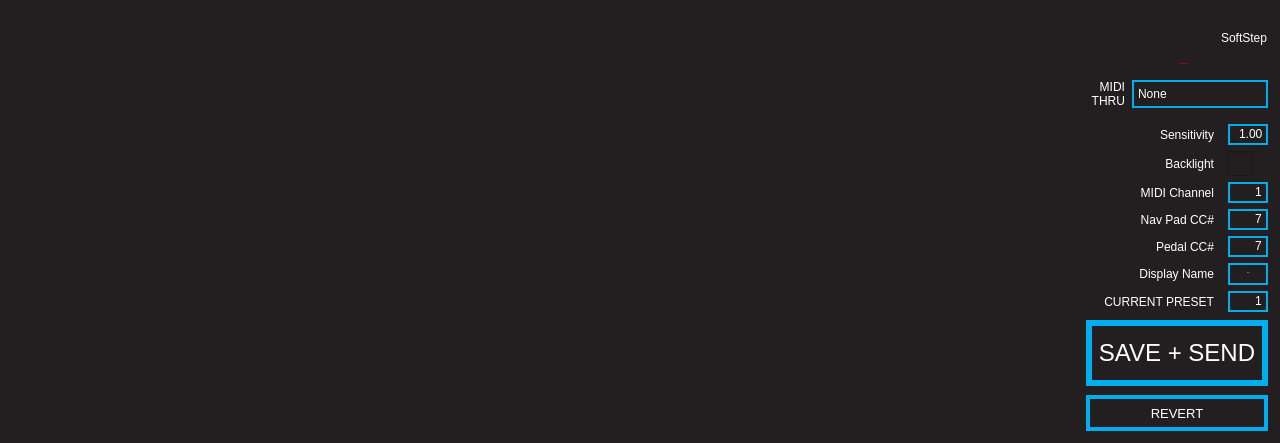
This is standalone/ezpz/forms/mainwindow.ui in Muse-Kinetics/softstep_editor as Qt 5 draws it before an edit. The edited form follows.
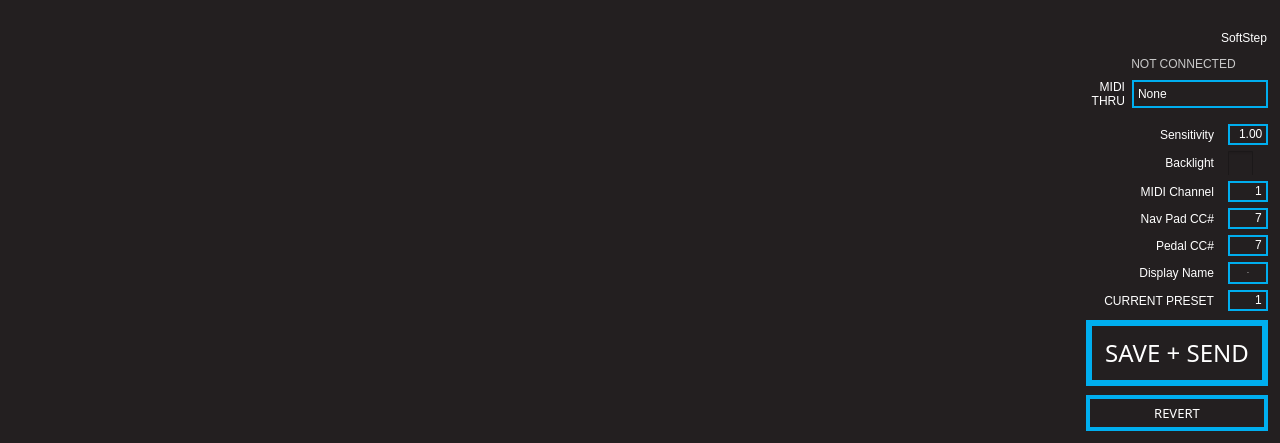
This is the edited form. Icons and pictures are not drawn.

Commit message: 2.1.0E Basic Editor for Windows -Added troubleshooting window -Reved firmware to 1.0.2

```diff
--- a/standalone/ezpz/forms/mainwindow.ui
+++ b/standalone/ezpz/forms/mainwindow.ui
@@ -302,33 +302,6 @@
      <set>Qt::AlignRight|Qt::AlignTrailing|Qt::AlignVCenter</set>
     </property>
    </widget>
-   <widget class="QLabel" name="connectedLabel">
-    <property name="geometry">
-     <rect>
-      <x>1118</x>
-      <y>54</y>
-      <width>131</width>
-      <height>20</height>
-     </rect>
-    </property>
-    <property name="font">
-     <font>
-      <pointsize>-1</pointsize>
-      <italic>false</italic>
-      <bold>true</bold>
-     </font>
-    </property>
-    <property name="styleSheet">
-     <string notr="true">font:bold 12px &quot;Futura&quot;;
-color: red;</string>
-    </property>
-    <property name="text">
-     <string>NOT CONNECTED</string>
-    </property>
-    <property name="alignment">
-     <set>Qt::AlignCenter</set>
-    </property>
-   </widget>
    <widget class="QPushButton" name="update">
     <property name="geometry">
      <rect>
@@ -340,6 +313,7 @@
     </property>
     <property name="font">
      <font>
+      <family>Futura</family>
       <pointsize>18</pointsize>
       <italic>false</italic>
       <bold>false</bold>
@@ -383,6 +357,7 @@
     </property>
     <property name="font">
      <font>
+      <family>Futura</family>
       <pointsize>10</pointsize>
       <italic>false</italic>
       <bold>false</bold>
@@ -464,7 +439,7 @@
       <x>1062</x>
       <y>113</y>
       <width>206</width>
-      <height>204</height>
+      <height>201</height>
      </rect>
     </property>
     <layout class="QGridLayout" name="gridLayout" columnstretch="0,0">
@@ -737,6 +712,7 @@
       <widget class="QLineEdit" name="displayName">
        <property name="font">
         <font>
+         <family>Futura</family>
          <pointsize>-1</pointsize>
          <italic>false</italic>
          <bold>false</bold>
@@ -836,6 +812,42 @@
      <bool>true</bool>
     </property>
    </widget>
+   <widget class="QPushButton" name="connectedLabel_2">
+    <property name="geometry">
+     <rect>
+      <x>1118</x>
+      <y>54</y>
+      <width>131</width>
+      <height>20</height>
+     </rect>
+    </property>
+    <property name="styleSheet">
+     <string notr="true">QWidget
+{
+	border: none;
+}
+
+/*---------- QPushButton ---------*/
+QPushButton
+{
+	border: 0px solid rgba(0,174,239,0);
+	background:		rgba(0,0,0,0);
+	font:bold 12px &quot;Futura&quot;;
+	color: rgb(200,200,200);
+}
+
+QPushButton:pressed
+{
+	border: 2px solid white;
+	font: 10px &quot;Futura-normal&quot;;
+	background: rgba(0,174,239,255);
+	color: white;
+}</string>
+    </property>
+    <property name="text">
+     <string>NOT CONNECTED</string>
+    </property>
+   </widget>
    <zorder>noFocus</zorder>
    <zorder>layoutWidget</zorder>
    <zorder>softstepLabel</zorder>
```
Left out of the diff: 2 changed lines with no effect on the pictures. The commit also changes 7 other files.
